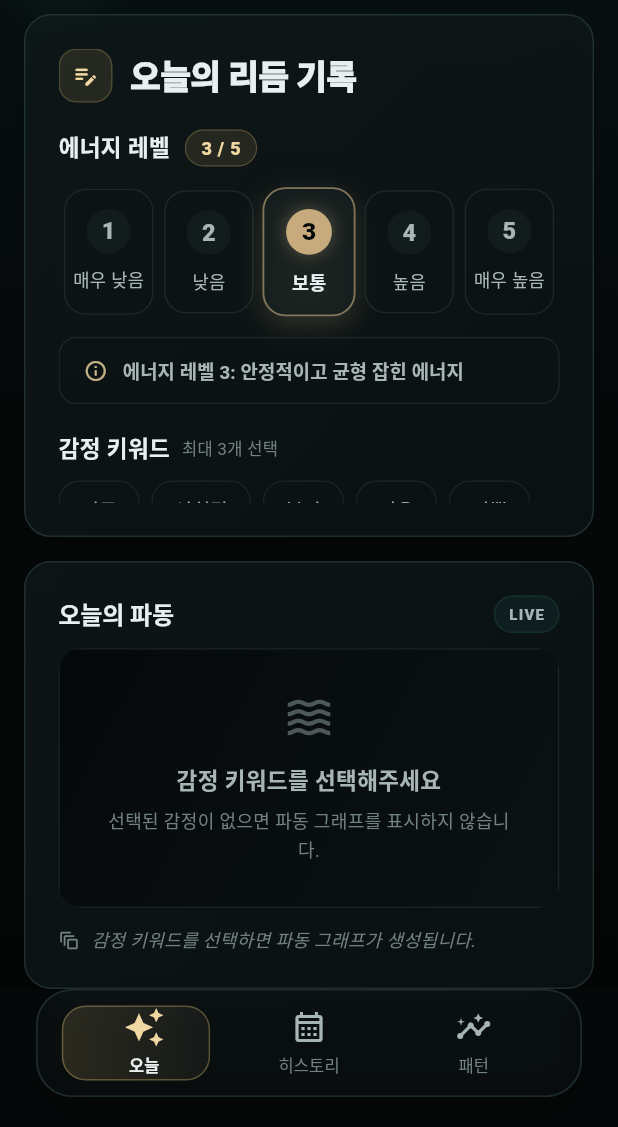
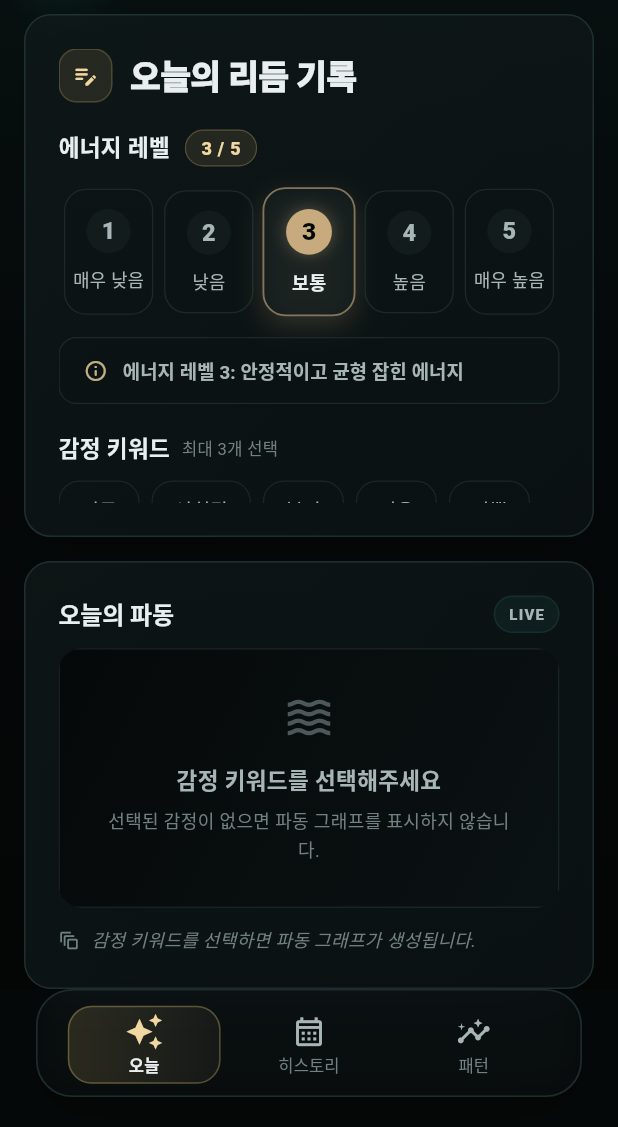
Before and after one commit to yseho031018/rhythm-archive, a Flutter app: the screen it shows after launch, on a phone screen of 412 x 824 dp, the part 109-1236 px from its top. Run offline on Flutter 3.47's test engine with Material 3 defaults, Android fonts, the phone set to English and light mode, and no system bars; our stand-ins replace shared_preferences; Roboto replaces fonts that are missing (Segoe UI).

Commit message:
fix: center bottom navigation items

```diff
--- a/lib/ui/nav_bar.dart
+++ b/lib/ui/nav_bar.dart
@@ -43,16 +43,23 @@ class RhythmNavBar extends StatelessWidget {
           filter: ImageFilter.blur(sigmaX: 16, sigmaY: 16),
           child: Padding(
             padding: const EdgeInsets.symmetric(horizontal: 16),
-            child: Stack(
+            child: LayoutBuilder(
+              builder: (context, constraints) {
+                final itemWidth = constraints.maxWidth / items.length;
+
+                return Stack(
+                  alignment: Alignment.center,
                   children: [
-                AnimatedAlign(
+                    AnimatedPositioned(
                       duration: const Duration(milliseconds: 280),
-                  curve: Curves.easeOutBack,
-                  alignment: Alignment(-1.0 + (selectedIndex * 1.0), 0.0),
-                  child: FractionallySizedBox(
-                    widthFactor: 0.3,
-                    heightFactor: 0.72,
-                    child: Container(
+                      curve: Curves.easeOutCubic,
+                      left: itemWidth * selectedIndex,
+                      top: 10,
+                      width: itemWidth,
+                      height: 52,
+                      child: Padding(
+                        padding: const EdgeInsets.symmetric(horizontal: 4),
+                        child: DecoratedBox(
                           decoration: BoxDecoration(
                             gradient: LinearGradient(
                               colors: [
@@ -70,33 +77,46 @@ class RhythmNavBar extends StatelessWidget {
                       ),
                     ),
                     Row(
-                  mainAxisAlignment: MainAxisAlignment.spaceBetween,
                       children: List.generate(items.length, (index) {
                         final isSelected = selectedIndex == index;
                         final item = items[index];
-                    return Expanded(
+
+                        return SizedBox(
+                          width: itemWidth,
                           child: GestureDetector(
                             behavior: HitTestBehavior.opaque,
                             onTap: () => onDestinationSelected(index),
+                            child: Center(
+                              child: SizedBox(
+                                height: 48,
                                 child: Column(
                                   mainAxisAlignment: MainAxisAlignment.center,
                                   children: [
-                            AnimatedScale(
-                              scale: isSelected ? 1.15 : 1.0,
-                              duration: const Duration(milliseconds: 200),
+                                    SizedBox(
+                                      height: 26,
+                                      child: Center(
+                                        child: AnimatedScale(
+                                          scale: isSelected ? 1.12 : 1.0,
+                                          duration: const Duration(
+                                            milliseconds: 200,
+                                          ),
                                           child: Icon(
                                             isSelected ? item.$2 : item.$1,
                                             color: isSelected
                                                 ? AppColors.accentLight
                                                 : AppColors.textSecondary,
-                                size: 24,
+                                            size: 23,
                                           ),
                                         ),
-                            const SizedBox(height: 5),
+                                      ),
+                                    ),
+                                    const SizedBox(height: 3),
                                     Text(
                                       item.$3,
+                                      textAlign: TextAlign.center,
                                       style: TextStyle(
                                         fontSize: 11,
+                                        height: 1.1,
                                         fontWeight: isSelected
                                             ? FontWeight.w700
                                             : FontWeight.w500,
@@ -109,10 +129,14 @@ class RhythmNavBar extends StatelessWidget {
                                   ],
                                 ),
                               ),
+                            ),
+                          ),
                         );
                       }),
                     ),
                   ],
+                );
+              },
             ),
           ),
         ),
```
Also changed, not shown: 2 other files. Lines whose indentation alone changed are shown as unchanged.
